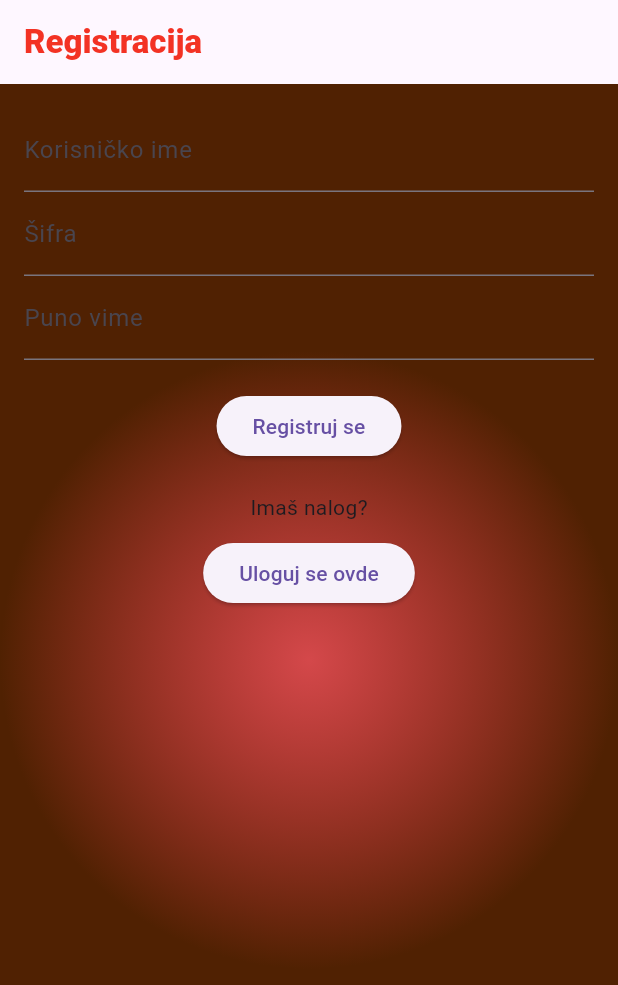
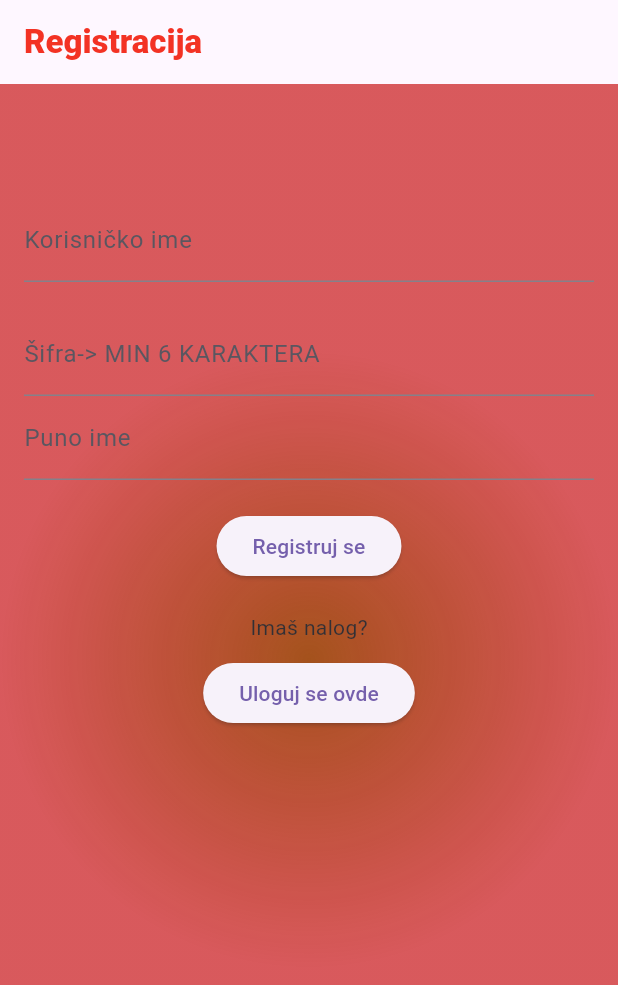
Before and after one commit to DjordjeSaric493/varius_intervju_app, a Flutter app: the screen it shows after launch, on a phone screen of 412 x 824 dp. Shown: the top 985 px of the screen. Run offline on Flutter 3.47's test engine with Material 3 defaults, Android fonts, the phone set to English and light mode, and no system bars; our stand-ins replace shared_preferences, supabase_flutter; accounts and stored records are empty.

Commit message:
još malo sredio

```diff
--- a/lib/main.dart
+++ b/lib/main.dart
@@ -1,9 +1,13 @@
 import 'package:flutter/material.dart';
 import 'package:provider/provider.dart';
+import 'package:varius_intervju_app/utils/konstante.dart';
 import 'package:varius_intervju_app/view/register_ekeran.dart';
 import 'package:varius_intervju_app/viewmodel/supabase_auth_servis.dart';
+import 'package:supabase_flutter/supabase_flutter.dart';
 
-void main() {
+void main() async {
+  WidgetsFlutterBinding.ensureInitialized();
+  await Supabase.initialize(url: baseUrl, anonKey: api);
   runApp(const MainApp());
 }
 
--- a/lib/utils/boje.dart
+++ b/lib/utils/boje.dart
@@ -7,7 +7,7 @@
 import 'package:flutter/material.dart';
 
 Color registerCrvena = Color.fromARGB(185, 196, 6, 6);
-Color registerCrnaBraon = Color.fromARGB(255, 80, 33, 2);
+Color registerBraon = Color.fromARGB(255, 155, 65, 4);
 Color loginSvetloPlava = Color.fromARGB(255, 124, 223, 248);
 Color loginZelena = Color.fromARGB(255, 34, 189, 29);
 
@@ -15,9 +15,9 @@ Color regtextCrvena = const Color.fromARGB(255, 243, 50, 36);
 Color logintextPlava = Color.fromARGB(255, 7, 218, 255);
 
 RadialGradient registerGradijent = RadialGradient(
-  colors: [registerCrvena, registerCrnaBraon],
+  colors: [registerBraon, registerCrvena],
   center: Alignment.center,
-  focalRadius: 49.3,
+  focalRadius: 20,
 );
 
 LinearGradient loginGradijent = LinearGradient(
--- /dev/null
+++ b/lib/utils/konstante.dart
@@ -0,0 +1,3 @@
+// constants.dart
+const String baseUrl = 'URL';
+const String api = 'API';
--- a/lib/view/home_ekran.dart
+++ b/lib/view/home_ekran.dart
@@ -3,6 +3,7 @@ import 'package:flutter/widgets.dart';
 import 'package:provider/provider.dart';
 import 'package:varius_intervju_app/utils/boje.dart';
 import 'package:varius_intervju_app/viewmodel/supabase_auth_servis.dart';
+import 'package:varius_intervju_app/viewmodel/user_auth_servis.dart';
 
 class HomeEkran extends StatelessWidget {
   const HomeEkran({super.key});
@@ -19,11 +20,11 @@ class HomeEkran extends StatelessWidget {
         actions: [
           IconButton(
               onPressed: () async {
-                await supaAuthViewModel.odjaviMe();
+                await UserAuthServis().odjaviMe();
                 Navigator.popUntil(
                     context,
                     (route) =>
-                        route.isFirst); //BRIŠI STANJA I VRSATI NA POČETNI EKRAN
+                        route.isFirst); //BRIŠI STANJA I VRATI NA POČETNI EKRAN
               },
               icon: Icon(Icons.logout_sharp))
         ],
--- a/lib/view/register_ekeran.dart
+++ b/lib/view/register_ekeran.dart
@@ -22,7 +22,9 @@ class Registr extends StatelessWidget {
       appBar: AppBar(
         title: regAppBarText,
       ),
-      body: Container(
+      body: Opacity(
+        opacity: 0.9,
+        child: Container(
           decoration: BoxDecoration(
             gradient: registerGradijent,
           ),
@@ -30,18 +32,22 @@ class Registr extends StatelessWidget {
             padding: const EdgeInsets.all(16.0),
             child: Column(
               children: [
+                SizedBox(height: 60),
                 TextField(
                   controller: _usernameControll,
                   decoration: InputDecoration(labelText: 'Korisničko ime'),
                 ),
+                SizedBox(height: 20),
                 TextField(
                   controller: _passwordControll,
-                decoration: InputDecoration(labelText: 'Šifra'),
+                  decoration:
+                      InputDecoration(labelText: 'Šifra-> MIN 6 KARAKTERA'),
+                  style: TextStyle(color: Colors.black),
                   obscureText: true,
                 ),
                 TextField(
                   controller: _fullNameControll,
-                decoration: InputDecoration(labelText: 'Puno vime'),
+                  decoration: InputDecoration(labelText: 'Puno ime'),
                 ),
                 SizedBox(height: 20),
                 //ako se u auth učitava onda circ progesss indikaroe
@@ -81,10 +87,14 @@ class Registr extends StatelessWidget {
                 ),
                 ElevatedButton(
                     onPressed: () {
-                    MaterialPageRoute(builder: (context) => LoginEkran());
+                      Navigator.push(
+                        context,
+                        MaterialPageRoute(builder: (context) => LoginEkran()),
+                      );
                     },
                     child: Text("Uloguj se ovde")),
               ],
+            ),
           ),
         ),
       ),
--- a/lib/viewmodel/supabase_auth_servis.dart
+++ b/lib/viewmodel/supabase_auth_servis.dart
@@ -3,13 +3,12 @@
 import 'dart:convert';
 import 'package:flutter/material.dart';
 import 'package:http/http.dart' as http;
-import 'package:shared_preferences/shared_preferences.dart'; //as http da ne javlja grešku kod await http.nešto
+import 'package:shared_preferences/shared_preferences.dart';
+import 'package:varius_intervju_app/utils/konstante.dart'; //as http da ne javlja grešku kod await http.nešto
 
 class SupabaseAuthServis extends ChangeNotifier {
-  final String baseUrl = 'https://zxfrncawjgqqhkhfgfty.supabase.co';
-  final String api = '';
   bool ucitava = false;
-  String supaErrorMessage = 'GREŠKA!!';
+  String supaErrorMessage = 'greska';
 
   Future<bool> registrujSe(
       //treba da prosleedim kor ime,šifru i puno ime
@@ -21,7 +20,7 @@ class SupabaseAuthServis extends ChangeNotifier {
     //ovde dodajem loading flag gde se vrši http zahtev da je true i provider notifyListeners()
     ucitava = true;
     notifyListeners(); //obavesti o svakoj promeni
-    final url = Uri.parse('$baseUrl/korisnici');
+    final url = Uri.parse('$baseUrl');
     final headeri = {
       'Content-Type': 'application/json',
       'apikey': api,
@@ -34,17 +33,18 @@ class SupabaseAuthServis extends ChangeNotifier {
       'full_name': fullname,
       'token': 'token_koji_čekam_', // Ovaj token ćeš kasnije ažurirati
     });
-    final serverRespone = await http.post(url, headers: headeri, body: body);
+    final serverResponse = await http.post(url, headers: headeri, body: body);
 
     ucitava = false;
     notifyListeners();
 
     //ovde postoje dve opcije, ili si se registrovao tj response je 201 ili nisi
 
-    if (serverRespone.statusCode == 201) {
+    if (serverResponse.statusCode == 200) {
       return true;
     } else {
       //dodaj custom widget da prikazuje neki jak mim tipa jbg nije uspelo
+      print('GREŠKA: ${serverResponse.body}'); //da ispratim kad me zeza
       return false;
     }
   }
@@ -58,7 +58,6 @@ class SupabaseAuthServis extends ChangeNotifier {
     };
 
     final response = await http.get(url, headers: headers);
-
     //ako je statcode 200=ok, uspešno što ne mogu reći za ishod tehničkog intervjua
     if (response.statusCode == 200) {
       //šta mi on vraća kao odgovor, parsiram json normalno
@@ -77,34 +76,6 @@ class SupabaseAuthServis extends ChangeNotifier {
     }
     return false;
   }
-
-  Future<void> odjaviMe() async {
-    final prefs = await SharedPreferences.getInstance();
-    //KAD SE ODJAVI UKLANJAM TOKEN I FULL NAME ŠTO SAM PROSLEDIO
-    await prefs.remove('token');
-    await prefs.remove("full_name");
-  }
-
-  //bukvalno identične samo što prva uzima token a druga puno ime (iz registracije)
-  //asinrono šaljem zahtev pa čekam odgovor od servera
-  Future<String?> getToken() async {
-    final prefs = await SharedPreferences.getInstance();
-    return prefs.getString('token');
-  }
-
-  Future<String?> getFullName() async {
-    final prefs = await SharedPreferences.getInstance();
-    return prefs.getString('full_name');
-  }
-
-  //proveravam da l je trenutno ulogovan
-  Future<bool> jeUlogovan() async {
-    //prvo cimam getToken vraćam TRENUTNO sačuvan token
-    final token = await getToken();
-    //ako postoji->vrati token u suprotnom vrati null
-    return token != null;
-    //ako ne vraćam null onda je true, else false
-  }
 }
 
 //ne znam da li su ovo najelegantnija rešenja, ako mi iko pametan gleda ovo
--- a/pubspec.yaml
+++ b/pubspec.yaml
@@ -12,6 +12,8 @@ dependencies:
   http: ^1.2.2
   provider: ^6.1.2
   shared_preferences: ^2.3.2
+  supabase: ^2.3.0
+  supabase_flutter: ^2.6.0
 
 dev_dependencies:
   flutter_lints: ^3.0.0
```
Also changed, not shown: lib/view/login_ekran.dart (+19 -4 lines), lib/viewmodel/user_auth_servis.dart (added, +31 -0 lines), pubspec.lock, 6 other files. Lines whose indentation alone changed are shown as unchanged.
